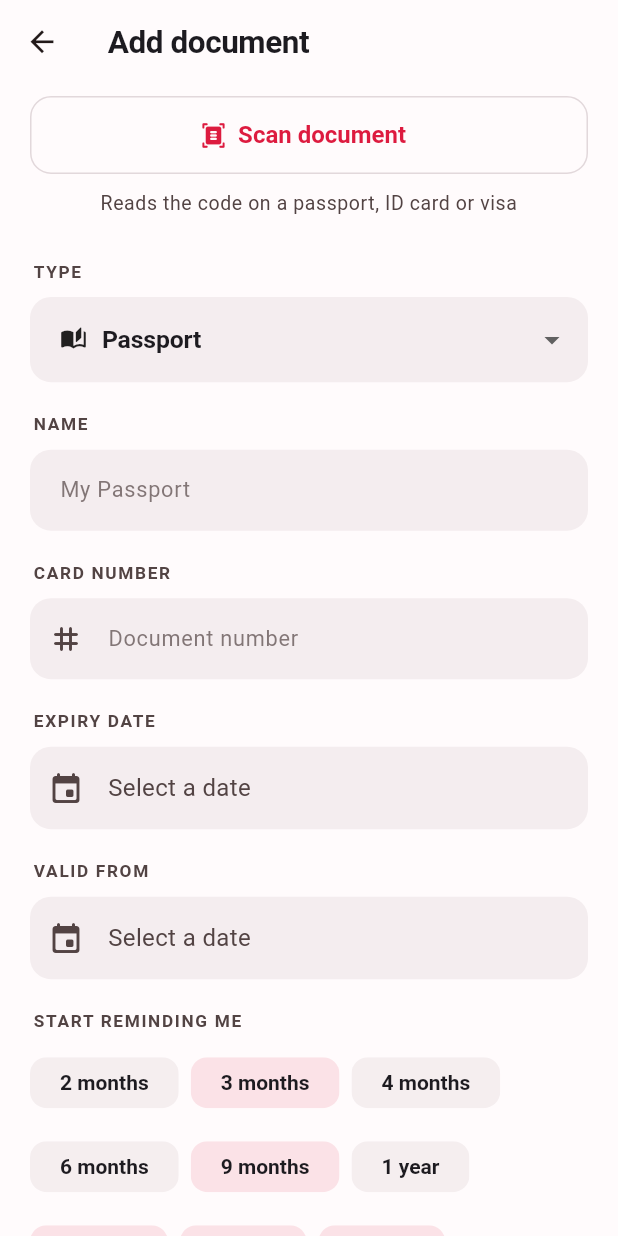
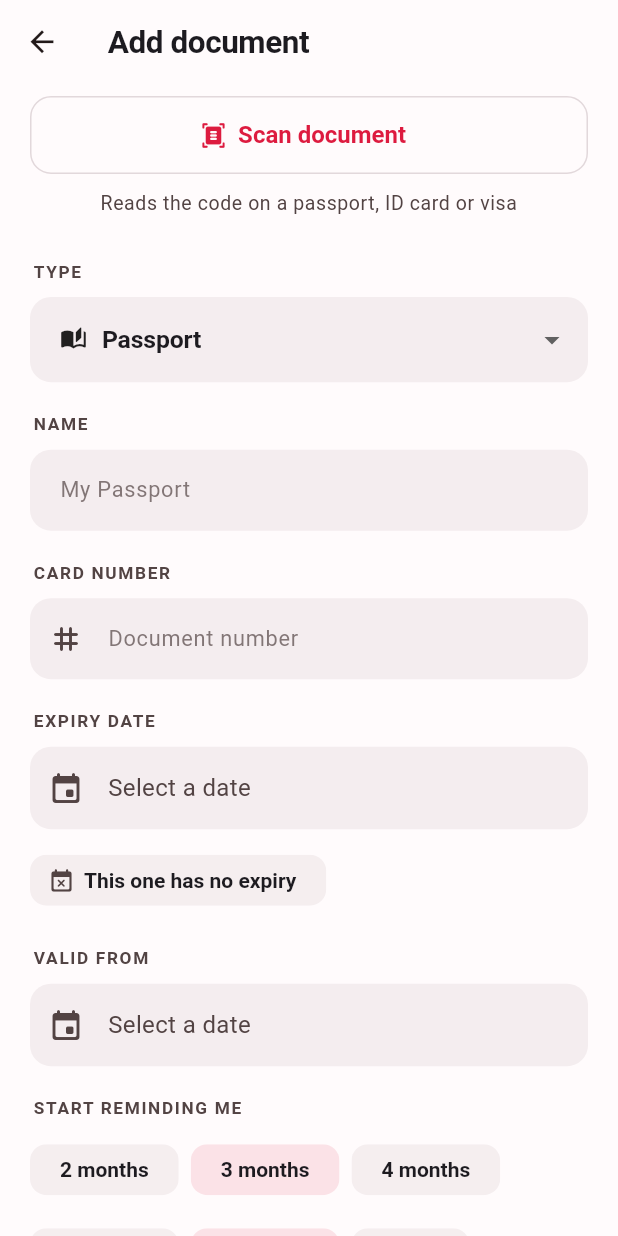
Before and after one commit to jiapoo/elapsa, a Flutter app: the EditDocumentScreen screen opened directly, on a phone screen of 412 x 824 dp. Run offline on Flutter 3.47's test engine with Material 3 defaults, Android fonts, the phone set to English and light mode, and no system bars; our stand-ins replace camera, drift, file_picker, flutter_local_notifications, flutter_riverpod, flutter_secure_storage and 4 more; missing offline and left inert: cryptography, sqlcipher_flutter_libs, sqlite3; accounts and stored records are empty; generated files the repository leaves out were written again.

Commit message:
Let a document have no end
Not everything expires. A Chinese identity card issued after 46 reads
2015.01.01-长期, and plenty of memberships and licences simply run until
somebody cancels them. The app insisted on a date anyway, which left two
choices: invent one and be reminded about it, or leave the document out.

The parser has recognised 长期 since it was written and had nowhere to put
the answer. Now it does, and a chip beside the expiry field says so in
both directions.

Offered beside the date rather than folded into the type, because whether
a document ends is a fact about that document and not about its kind: two
memberships, one with a renewal date and one that runs until cancelled.

What follows from it
- Never urgent, whatever date the record happens to carry.
- No reminders, and the reminder controls are not shown. A reminder is a
  number of days before a date, and there is no date.
- Never caught by the six-month travel rule.
- Last when the wallet is sorted by expiry. Sorting by urgency should put
  the least urgent thing there is at the bottom, and nothing is less
  urgent than a document that cannot run out.
- Shown as "never expires" wherever a countdown would be, and as ∞ in the
  corner of a picture-only card where there is room for one character.
- Travels with the document to another phone.

Ticking it keeps the date rather than clearing it, so somebody who ticks
it by accident does not have to find the card again to undo it.

Co-Authored-By: Claude Opus 5 <noreply@anthropic.com>

```diff
--- a/lib/data/document_repository.dart
+++ b/lib/data/document_repository.dart
@@ -55,6 +55,7 @@ class DocumentRepository {
     String? customType,
     String? scanText,
     Map<String, String> extras = const {},
+    bool neverExpires = false,
   }) async {
     final now = DateTime.now();
     final id = _uuid.v4();
@@ -78,6 +79,7 @@ class DocumentRepository {
       customType: customType,
       scanText: scanText,
       extras: extras,
+      neverExpires: neverExpires,
       createdAt: now,
       updatedAt: now,
     );
@@ -216,6 +218,7 @@ class DocumentRepository {
       customType: row.typeName,
       scanText: row.scanText,
       extras: _decodeExtras(row.extras),
+      neverExpires: row.neverExpires,
       createdAt: row.createdAt,
       updatedAt: row.updatedAt,
     );
@@ -251,6 +254,7 @@ class DocumentRepository {
       typeName: Value(doc.customType),
       scanText: Value(doc.scanText),
       extras: Value(doc.extras.isEmpty ? null : jsonEncode(doc.extras)),
+      neverExpires: Value(doc.neverExpires),
       reminderOffsets: Value(
         doc.hasChosenReminders ? doc.reminderOffsetDays.join(',') : null,
       ),
--- a/lib/domain/document.dart
+++ b/lib/domain/document.dart
@@ -67,6 +67,14 @@ class TrackedDocument {
   /// beside it already has.
   final String? scanText;
 
+  /// True when this document has no end.
+  ///
+  /// Not every document expires. A Chinese identity card issued after 46 reads
+  /// 长期, and plenty of memberships and licences simply run until cancelled.
+  /// Forcing a date on those meant either inventing one — and being reminded
+  /// about it — or leaving the document out of the app entirely.
+  final bool neverExpires;
+
   /// Fields the user added themselves, in the order they added them.
   ///
   /// A document is whatever its owner needs to remember about it, and no fixed
@@ -108,6 +116,7 @@ class TrackedDocument {
     this.customType,
     this.scanText,
     this.extras = const {},
+    this.neverExpires = false,
   }) : _chosenOffsets = reminderOffsets;
 
   /// Days until expiry, measured in whole calendar days from today.
@@ -121,6 +130,9 @@ class TrackedDocument {
   }
 
   DocumentStatus status({DateTime? now}) {
+    // Nothing that never ends is ever urgent.
+    if (neverExpires) return DocumentStatus.valid;
+
     final days = daysRemaining(now: now);
     if (days < 0) return DocumentStatus.expired;
     if (days <= 30) return DocumentStatus.critical;
@@ -141,6 +153,7 @@ class TrackedDocument {
   /// True when the document is still valid on paper but can no longer be used
   /// to enter countries that enforce the six-month rule.
   bool isTravelRestricted({DateTime? now}) {
+    if (neverExpires) return false;
     final cutoff = travelValidUntil;
     if (cutoff == null) return false;
     final today = _startOfDay(now ?? DateTime.now());
@@ -181,6 +194,9 @@ class TrackedDocument {
   static const dailyTailDays = 30;
 
   List<DateTime> reminderDates({DateTime? now}) {
+    // Nothing to count down to.
+    if (neverExpires) return const [];
+
     final today = _startOfDay(now ?? DateTime.now());
     final expiry = _startOfDay(expiryDate);
 
@@ -213,6 +229,7 @@ class TrackedDocument {
     String? customType,
     String? scanText,
     Map<String, String>? extras,
+    bool? neverExpires,
     bool clearCustomType = false,
   }) {
     return TrackedDocument(
@@ -232,6 +249,7 @@ class TrackedDocument {
       customType: clearCustomType ? null : (customType ?? this.customType),
       scanText: scanText ?? this.scanText,
       extras: extras ?? this.extras,
+      neverExpires: neverExpires ?? this.neverExpires,
       createdAt: createdAt,
       updatedAt: updatedAt ?? DateTime.now(),
     );
--- a/lib/l10n/app_en.arb
+++ b/lib/l10n/app_en.arb
@@ -795,5 +795,13 @@
   "extrasValue": "Value",
   "@extrasValue": {
     "description": "Value"
+  },
+  "fieldNeverExpires": "Never expires",
+  "@fieldNeverExpires": {
+    "description": "Never expires"
+  },
+  "fieldNoExpiry": "This one has no expiry",
+  "@fieldNoExpiry": {
+    "description": "This one has no expiry"
   }
 }
--- a/lib/l10n/app_localizations.dart
+++ b/lib/l10n/app_localizations.dart
@@ -1507,6 +1507,18 @@ abstract class L {
   /// In en, this message translates to:
   /// **'Value'**
   String get extrasValue;
+
+  /// Never expires
+  ///
+  /// In en, this message translates to:
+  /// **'Never expires'**
+  String get fieldNeverExpires;
+
+  /// This one has no expiry
+  ///
+  /// In en, this message translates to:
+  /// **'This one has no expiry'**
+  String get fieldNoExpiry;
 }
 
 class _LDelegate extends LocalizationsDelegate<L> {
--- a/lib/l10n/app_localizations_en.dart
+++ b/lib/l10n/app_localizations_en.dart
@@ -906,4 +906,10 @@ class LEn extends L {
 
   @override
   String get extrasValue => 'Value';
+
+  @override
+  String get fieldNeverExpires => 'Never expires';
+
+  @override
+  String get fieldNoExpiry => 'This one has no expiry';
 }
--- a/lib/l10n/app_zh.arb
+++ b/lib/l10n/app_zh.arb
@@ -349,5 +349,7 @@
   "extrasTitle": "自定义字段",
   "extrasAdd": "添加字段",
   "extrasName": "字段名称",
-  "extrasValue": "内容"
+  "extrasValue": "内容",
+  "fieldNeverExpires": "长期有效",
+  "fieldNoExpiry": "这张证件没有到期日"
 }
--- a/lib/l10n/app_zh_Hant.arb
+++ b/lib/l10n/app_zh_Hant.arb
@@ -349,5 +349,7 @@
   "extrasTitle": "自訂欄位",
   "extrasAdd": "新增欄位",
   "extrasName": "欄位名稱",
-  "extrasValue": "內容"
+  "extrasValue": "內容",
+  "fieldNeverExpires": "長期有效",
+  "fieldNoExpiry": "這張證件沒有到期日"
 }
--- a/lib/services/document_archive.dart
+++ b/lib/services/document_archive.dart
@@ -257,6 +257,7 @@ class DocumentArchive {
         for (final entry in doc.details.entries) entry.key.name: entry.value,
       },
       if (doc.extras.isNotEmpty) 'extras': doc.extras,
+      if (doc.neverExpires) 'neverExpires': true,
       'createdAt': doc.createdAt.toIso8601String(),
       'updatedAt': doc.updatedAt.toIso8601String(),
       'images': [for (final image in entry.images) base64Encode(image)],
@@ -297,6 +298,7 @@ class DocumentArchive {
             if (entry.key is String && entry.value is String)
               entry.key as String: entry.value as String,
         },
+        neverExpires: raw['neverExpires'] as bool? ?? false,
         customType: raw['customType'] as String?,
         scanText: raw['scanText'] as String?,
         createdAt: _date(raw['createdAt']) ?? DateTime.now(),
--- a/lib/ui/edit/edit_document_screen.dart
+++ b/lib/ui/edit/edit_document_screen.dart
@@ -77,6 +77,9 @@ class _EditDocumentScreenState extends ConsumerState<EditDocumentScreen> {
   /// The name of the user's own type this document is filed under, if any.
   String? _customType;
 
+  /// True when this document simply has no end.
+  bool _neverExpires = false;
+
   /// Fields the user added themselves, as a list so their order is theirs.
   final _extras =
       <({TextEditingController name, TextEditingController value})>[];
@@ -127,6 +130,7 @@ class _EditDocumentScreenState extends ConsumerState<EditDocumentScreen> {
         value: TextEditingController(text: field.value),
       ));
     }
+    _neverExpires = existing?.neverExpires ?? false;
     _expiryDate = existing?.expiryDate;
     _issueDate = existing?.issueDate;
     _issuingCountry = existing?.issuingCountry;
@@ -515,6 +519,7 @@ class _EditDocumentScreenState extends ConsumerState<EditDocumentScreen> {
           _reminderOffsets = {..._defaultOffsets(_type.defaultRenewalLeadDays)};
         }
       }
+      if (printed.neverExpires) _neverExpires = true;
       if (printed.expiryDate != null && free(_expiryDate)) {
         _expiryDate = printed.expiryDate;
       }
@@ -805,9 +810,43 @@ class _EditDocumentScreenState extends ConsumerState<EditDocumentScreen> {
                   const SizedBox(height: 20),
 
                   _Label(l.fieldExpiry),
+                  if (!_neverExpires)
                     _DateField(
                       value: _expiryDate,
                       onChanged: (d) => setState(() => _expiryDate = d),
+                    ),
+
+                  // Offered beside the date rather than hidden in the type,
+                  // because whether a document ends is a fact about that
+                  // document and not about its kind: two memberships, one with
+                  // a renewal date and one that runs until cancelled.
+                  Padding(
+                    padding: EdgeInsets.only(top: _neverExpires ? 0 : 10),
+                    child: Align(
+                      alignment: Alignment.centerLeft,
+                      child: FilterChip(
+                        avatar: Icon(
+                          _neverExpires
+                              ? Icons.all_inclusive_rounded
+                              : Icons.event_busy_rounded,
+                          size: 18,
+                          color: _neverExpires
+                              ? scheme.primary
+                              : scheme.onSurfaceVariant,
+                        ),
+                        label: Text(
+                          _neverExpires ? l.fieldNeverExpires : l.fieldNoExpiry,
+                        ),
+                        selected: _neverExpires,
+                        onSelected: (on) => setState(() {
+                          _neverExpires = on;
+                          // The date is kept, not cleared. Somebody who ticks
+                          // this by accident should not have to find the card
+                          // again to undo it.
+                          if (on) _leadDaysIsAuto = true;
+                        }),
+                      ),
+                    ),
                   ),
                   const SizedBox(height: 20),
 
@@ -818,6 +857,9 @@ class _EditDocumentScreenState extends ConsumerState<EditDocumentScreen> {
                   ),
                   const SizedBox(height: 20),
 
+                  // Nothing to remind about, so nothing to set. A reminder is
+                  // a number of days before a date, and there is no date.
+                  if (!_neverExpires) ...[
                     _Label(l.fieldRemindMe),
                     _LeadTimeField(
                       expiry: _expiryDate,
@@ -827,13 +869,16 @@ class _EditDocumentScreenState extends ConsumerState<EditDocumentScreen> {
                         if (!_reminderOffsets.remove(days)) {
                           _reminderOffsets.add(days);
                         }
-                      // Never leave a document with no reminder at all; that is a
-                      // silent way to fail at the app's only job.
-                      if (_reminderOffsets.isEmpty) _reminderOffsets.add(days);
+                        // Never leave a document with no reminder at all; that
+                        // is a silent way to fail at the app's only job.
+                        if (_reminderOffsets.isEmpty) {
+                          _reminderOffsets.add(days);
+                        }
                         _leadDaysIsAuto = false;
                       }),
                     ),
                     const _DailyTailNote(),
+                  ],
                   const SizedBox(height: 6),
                   Text(
                     _leadTimeExplanation(l),
@@ -1008,6 +1053,7 @@ class _EditDocumentScreenState extends ConsumerState<EditDocumentScreen> {
 
     if (existing == null) {
       return _images.isNotEmpty ||
+          _neverExpires ||
           text(_label).isNotEmpty ||
           text(_holder).isNotEmpty ||
           text(_documentNumber).isNotEmpty ||
@@ -1026,7 +1072,8 @@ class _EditDocumentScreenState extends ConsumerState<EditDocumentScreen> {
       return true;
     }
     if (_issuingCountry != existing.issuingCountry) return true;
-    if (_expiryDate != existing.expiryDate) return true;
+    if (_neverExpires != existing.neverExpires) return true;
+    if (!_neverExpires && _expiryDate != existing.expiryDate) return true;
     if (_issueDate != existing.issueDate) return true;
     if (!setEquals(_reminderOffsets, existing.reminderOffsetDays.toSet())) {
       return true;
@@ -1192,7 +1239,7 @@ class _EditDocumentScreenState extends ConsumerState<EditDocumentScreen> {
     final l = L.of(context);
     if (!_formKey.currentState!.validate()) return;
 
-    if (_expiryDate == null) {
+    if (_expiryDate == null && !_neverExpires) {
       ScaffoldMessenger.of(context)
           .showSnackBar(SnackBar(content: Text(l.fieldExpiryRequired)));
       return;
@@ -1223,7 +1270,8 @@ class _EditDocumentScreenState extends ConsumerState<EditDocumentScreen> {
         holder: holder.isEmpty ? null : holder,
         documentNumber: number.isEmpty ? null : number,
         issuingCountry: _issuingCountry,
-        expiryDate: _expiryDate,
+        expiryDate: _expiryDate ?? DateTime.now(),
+        neverExpires: _neverExpires,
         issueDate: _issueDate,
         renewalLeadDays: _renewalLeadDays,
         reminderOffsets: _reminderOffsets.toList(),
@@ -1265,7 +1313,8 @@ class _EditDocumentScreenState extends ConsumerState<EditDocumentScreen> {
       await repo.create(
         type: _type,
         label: _label.text.trim(),
-        expiryDate: _expiryDate!,
+        expiryDate: _expiryDate ?? DateTime.now(),
+        neverExpires: _neverExpires,
         renewalLeadDays: _renewalLeadDays,
         reminderOffsets: _reminderOffsets.toList(),
         holder: holder.isEmpty ? null : holder,
```
Also changed, not shown: lib/data/database.dart (+14 -1 lines), lib/l10n/app_localizations_zh.dart (+12 -0 lines), lib/ui/detail/document_detail_screen.dart (+11 -7 lines), lib/ui/widgets/wallet_entry.dart (+9 -1 lines), lib/data/database.g.dart, 1 other file. Lines whose indentation alone changed are shown as unchanged.
